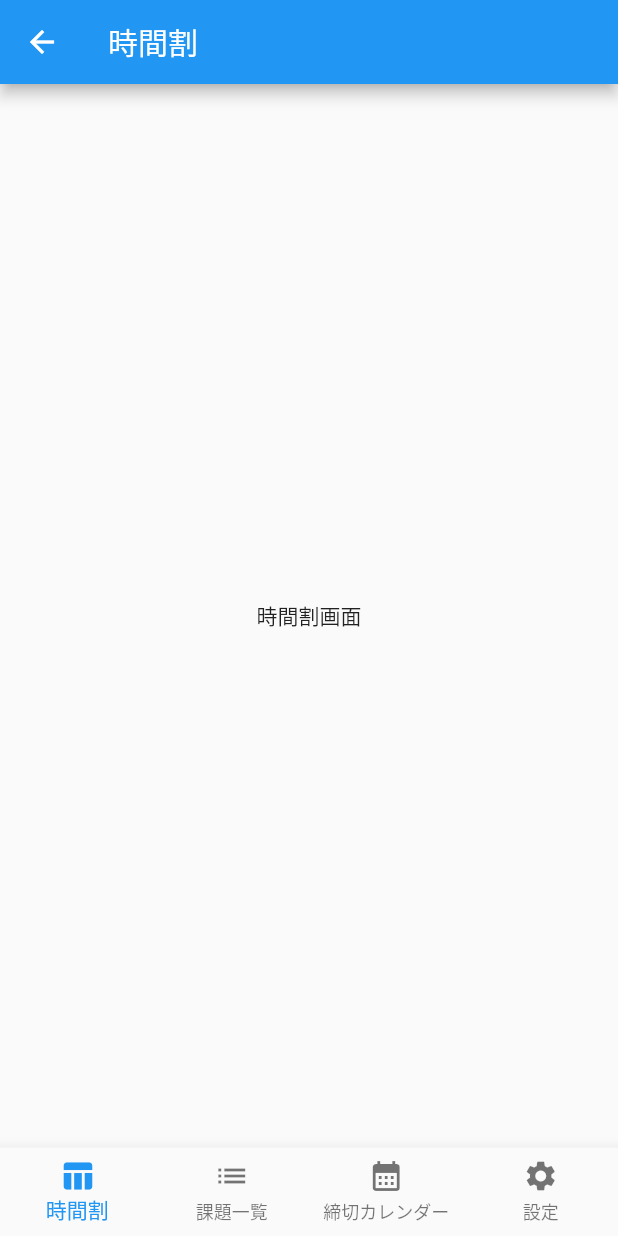
After one commit to kouheisatou/ScombMobileFlutter, a Flutter app: the screen it shows after launch, after a tap on "login_successful", on a phone screen of 412 x 824 dp. The commit adds this screen. Run offline on Flutter 3.47's test engine with Material 2 defaults, Android fonts, the phone set to English and light mode, and no system bars.

Commit message:
ADD : bottom navigation ui

```diff
--- a/lib/main.dart
+++ b/lib/main.dart
@@ -1,10 +1,21 @@
 import 'package:flutter/material.dart';
-import 'package:scomb_mobile/ui/login/login.dart';
+import 'package:scomb_mobile/ui/login/login_screen.dart';
 
 void main() {
-  runApp(
-    const MaterialApp(
-      home: LoginScreen(),
-    )
-  );
+  runApp(const MyApp());
 }
+
+class MyApp extends StatelessWidget {
+  const MyApp({Key? key}) : super(key: key);
+
+  @override
+  Widget build(BuildContext context) {
+    return MaterialApp(
+      title: "ScombMobile",
+      theme: ThemeData(
+        primarySwatch: Colors.blue,
+      ),
+      home: const LoginScreen(),
+    );
+  }
+}
--- /dev/null
+++ b/lib/ui/bottom_navigation.dart
@@ -0,0 +1,50 @@
+import 'package:flutter/material.dart';
+import 'package:scomb_mobile/ui/settings/setting_screen.dart';
+import 'package:scomb_mobile/ui/taskcalendar/task_calendar_screen.dart';
+import 'package:scomb_mobile/ui/tasklist/task_list_screen.dart';
+import 'package:scomb_mobile/ui/timetable/timetable_screen.dart';
+
+class BottomNavigationWidget extends StatefulWidget {
+  const BottomNavigationWidget({Key? key}) : super(key: key);
+
+  @override
+  State<BottomNavigationWidget> createState() {
+    return _BottomNavigationWidgetState();
+  }
+}
+
+class _BottomNavigationWidgetState extends State<BottomNavigationWidget> {
+  static const _screens = [
+    TimetableScreen(),
+    TaskListScreen(),
+    TaskCalendarScreen(),
+    SettingScreen()
+  ];
+
+  int _selectedIndex = 0;
+
+  void _onItemTapped(int index) {
+    setState(() {
+      _selectedIndex = index;
+    });
+  }
+
+  @override
+  Widget build(BuildContext context) {
+    return Scaffold(
+        body: _screens[_selectedIndex],
+        bottomNavigationBar: BottomNavigationBar(
+          currentIndex: _selectedIndex,
+          onTap: _onItemTapped,
+          items: const <BottomNavigationBarItem>[
+            BottomNavigationBarItem(
+                icon: Icon(Icons.table_chart), label: "時間割"),
+            BottomNavigationBarItem(icon: Icon(Icons.list), label: "課題一覧"),
+            BottomNavigationBarItem(
+                icon: Icon(Icons.calendar_month), label: "締切カレンダー"),
+            BottomNavigationBarItem(icon: Icon(Icons.settings), label: "設定"),
+          ],
+          type: BottomNavigationBarType.fixed,
+        ));
+  }
+}
--- /dev/null
+++ b/lib/ui/login/login_screen.dart
@@ -0,0 +1,25 @@
+import 'package:flutter/material.dart';
+import 'package:scomb_mobile/ui/bottom_navigation.dart';
+
+class LoginScreen extends StatelessWidget {
+  const LoginScreen({Key? key}) : super(key: key);
+
+  @override
+  Widget build(BuildContext context) {
+    return Scaffold(
+      appBar: AppBar(
+        title: const Text("ログイン"),
+      ),
+      body: Center(
+          child: OutlinedButton(
+        onPressed: () {
+          Navigator.push(
+              context,
+              MaterialPageRoute(
+                  builder: (context) => const BottomNavigationWidget()));
+        },
+        child: const Text("login_successful"),
+      )),
+    );
+  }
+}
--- /dev/null
+++ b/lib/ui/timetable/timetable_screen.dart
@@ -0,0 +1,16 @@
+import 'package:flutter/material.dart';
+
+class TimetableScreen extends StatelessWidget {
+  const TimetableScreen({Key? key}) : super(key: key);
+
+  @override
+  Widget build(BuildContext context) {
+    return Scaffold(
+      appBar: AppBar(
+        title: const Text("時間割"),
+      ),
+      body: const Center(
+          child: Text("時間割画面")),
+    );
+  }
+}
```
Also changed, not shown: lib/ui/login/login.dart (deleted, +0 -16 lines), lib/ui/settings/setting_screen.dart (added, +16 -0 lines), lib/ui/taskcalendar/task_calendar_screen.dart (added, +16 -0 lines), lib/ui/tasklist/task_list_screen.dart (added, +16 -0 lines).
